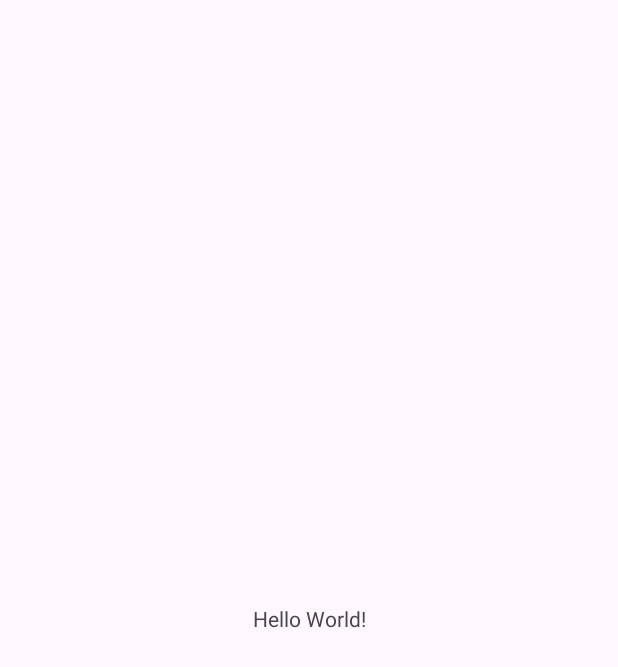
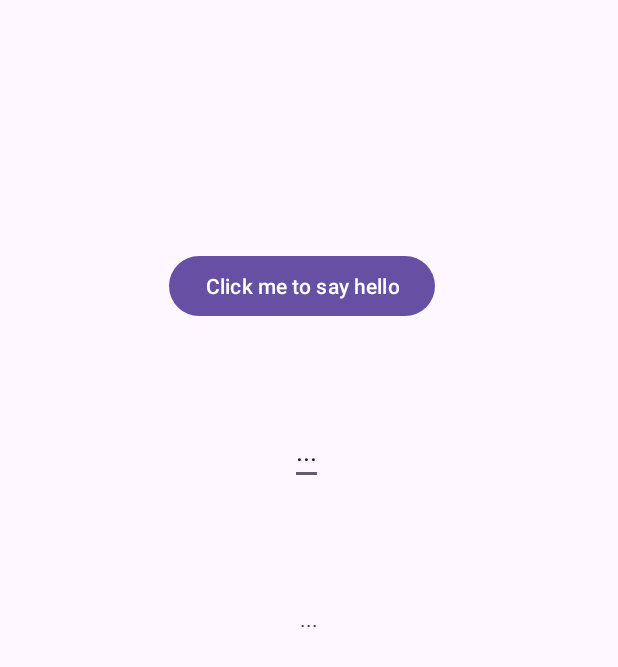
Before and after one commit to zuizzms/LogActivityLifecycle, an Android app: the screen it shows after launch (MainActivity), on a phone screen of 412 x 824 dp. Before the commit the part shown is almost empty. Shown: the top 667 px of the screen. Run offline under Robolectric (Android 15) with nearby library versions, the phone set to English and light mode, and no system bars.

Commit message:
added button functionality

```diff
--- a/app/src/main/java/com/example/logactivitylifecycle/MainActivity.kt
+++ b/app/src/main/java/com/example/logactivitylifecycle/MainActivity.kt
@@ -3,6 +3,9 @@ package com.example.logactivitylifecycle
 import androidx.appcompat.app.AppCompatActivity
 import android.os.Bundle
 import android.util.Log
+import android.widget.Button
+import android.widget.TextView
+import android.widget.EditText
 
 private const val TAG = "MainActivity"
 
@@ -11,6 +14,14 @@ class MainActivity : AppCompatActivity() {
         super.onCreate(savedInstanceState)
         setContentView(R.layout.activity_main)
         Log.d(TAG, "onCreate(Bundle?) called")
+        val button: Button = findViewById(R.id.button)
+        val textView: TextView = findViewById(R.id.textView2)
+        val editText: EditText = findViewById(R.id.editText)
+
+        button.setOnClickListener{
+            textView.text = "Hello"
+            editText.setText("Hello")
+        }
     }
     override fun onStart() {
         super.onStart()
--- a/app/src/main/res/layout/activity_main.xml
+++ b/app/src/main/res/layout/activity_main.xml
@@ -7,12 +7,37 @@
     tools:context=".MainActivity">
 
     <TextView
+        android:id="@+id/textView2"
         android:layout_width="wrap_content"
         android:layout_height="wrap_content"
-        android:text="Hello World!"
+        android:text="..."
         app:layout_constraintBottom_toBottomOf="parent"
         app:layout_constraintEnd_toEndOf="parent"
         app:layout_constraintStart_toStartOf="parent"
         app:layout_constraintTop_toTopOf="parent" />
 
+    <Button
+        android:id="@+id/button"
+        android:layout_width="wrap_content"
+        android:layout_height="wrap_content"
+        android:text="Click me to say hello"
+        app:layout_constraintBottom_toBottomOf="parent"
+        app:layout_constraintEnd_toEndOf="parent"
+        app:layout_constraintHorizontal_bias="0.481"
+        app:layout_constraintStart_toStartOf="parent"
+        app:layout_constraintTop_toTopOf="parent"
+        app:layout_constraintVertical_bias="0.215" />
+
+    <EditText
+        android:id="@+id/editText"
+        android:layout_width="wrap_content"
+        android:layout_height="wrap_content"
+        android:text="..."
+        app:layout_constraintBottom_toBottomOf="parent"
+        app:layout_constraintEnd_toEndOf="parent"
+        app:layout_constraintHorizontal_bias="0.495"
+        app:layout_constraintStart_toStartOf="parent"
+        app:layout_constraintTop_toTopOf="parent"
+        app:layout_constraintVertical_bias="0.357" />
+
 </androidx.constraintlayout.widget.ConstraintLayout>
```
